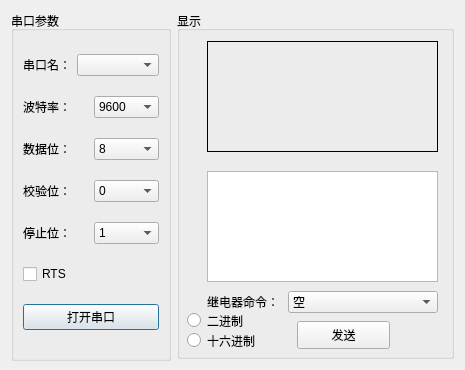
The window that serialportdialog.ui (WcksOwnCode/SensorManager_Updated) describes before a commit, drawn with Qt 5.
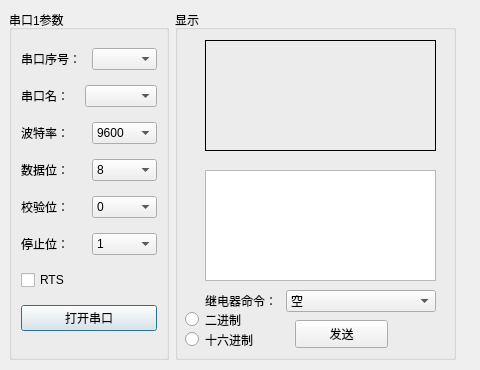
The same window after the commit.

Commit message: 3-22 fix serial port communication problems

```diff
--- a/serialportdialog.ui
+++ b/serialportdialog.ui
@@ -6,19 +6,19 @@
    <rect>
     <x>0</x>
     <y>0</y>
-    <width>465</width>
+    <width>480</width>
     <height>370</height>
    </rect>
   </property>
   <property name="minimumSize">
    <size>
-    <width>465</width>
+    <width>480</width>
     <height>370</height>
    </size>
   </property>
   <property name="maximumSize">
    <size>
-    <width>465</width>
+    <width>800</width>
     <height>370</height>
    </size>
   </property>
@@ -28,9 +28,15 @@
   <property name="windowTitle">
    <string>Dialog</string>
   </property>
-  <layout class="QGridLayout" name="gridLayout">
-   <item row="0" column="0">
     <widget class="QGroupBox" name="groupBox_5">
+   <property name="geometry">
+    <rect>
+     <x>9</x>
+     <y>10</y>
+     <width>160</width>
+     <height>350</height>
+    </rect>
+   </property>
      <property name="minimumSize">
       <size>
        <width>160</width>
@@ -44,17 +50,88 @@
       </size>
      </property>
      <property name="title">
-      <string>串口参数</string>
-     </property>
-     <layout class="QGridLayout" name="gridLayout_2">
-      <item row="1" column="0" colspan="2">
+    <string>串口1参数</string>
+   </property>
+   <layout class="QVBoxLayout" name="verticalLayout">
+    <item>
+     <layout class="QHBoxLayout" name="horizontalLayout_2">
+      <item>
+       <widget class="QLabel" name="label_7">
+        <property name="text">
+         <string>串口序号：</string>
+        </property>
+       </widget>
+      </item>
+      <item>
+       <widget class="QComboBox" name="SerialNO_comboBox">
+        <item>
+         <property name="text">
+          <string/>
+         </property>
+        </item>
+        <item>
+         <property name="text">
+          <string>串口1</string>
+         </property>
+        </item>
+        <item>
+         <property name="text">
+          <string>串口2</string>
+         </property>
+        </item>
+       </widget>
+      </item>
+     </layout>
+    </item>
+    <item>
+     <layout class="QHBoxLayout" name="horizontalLayout_3">
+      <item>
+       <widget class="QLabel" name="label_2">
+        <property name="text">
+         <string>串口名：</string>
+        </property>
+       </widget>
+      </item>
+      <item>
+       <widget class="QComboBox" name="PortName"/>
+      </item>
+     </layout>
+    </item>
+    <item>
+     <layout class="QHBoxLayout" name="horizontalLayout_4">
+      <item>
        <widget class="QLabel" name="label_3">
         <property name="text">
          <string>波特率：</string>
         </property>
        </widget>
       </item>
-      <item row="2" column="2">
+      <item>
+       <widget class="QComboBox" name="BaudRate">
+        <item>
+         <property name="text">
+          <string>9600</string>
+         </property>
+        </item>
+        <item>
+         <property name="text">
+          <string>18200</string>
+         </property>
+        </item>
+       </widget>
+      </item>
+     </layout>
+    </item>
+    <item>
+     <layout class="QHBoxLayout" name="horizontalLayout_5">
+      <item>
+       <widget class="QLabel" name="label_4">
+        <property name="text">
+         <string>数据位：</string>
+        </property>
+       </widget>
+      </item>
+      <item>
        <widget class="QComboBox" name="DataByte">
         <item>
          <property name="text">
@@ -63,35 +140,38 @@
         </item>
        </widget>
       </item>
-      <item row="5" column="0" colspan="3">
-       <widget class="QCheckBox" name="RTS_checkBox">
-        <property name="text">
-         <string>RTS</string>
-        </property>
-       </widget>
-      </item>
-      <item row="3" column="0" colspan="2">
+     </layout>
+    </item>
+    <item>
+     <layout class="QHBoxLayout" name="horizontalLayout_6">
+      <item>
        <widget class="QLabel" name="label_5">
         <property name="text">
          <string>校验位：</string>
         </property>
        </widget>
       </item>
-      <item row="4" column="0">
+      <item>
+       <widget class="QComboBox" name="ParityCheck">
+        <item>
+         <property name="text">
+          <string>0</string>
+         </property>
+        </item>
+       </widget>
+      </item>
+     </layout>
+    </item>
+    <item>
+     <layout class="QHBoxLayout" name="horizontalLayout_7">
+      <item>
        <widget class="QLabel" name="label_6">
         <property name="text">
          <string>停止位：</string>
         </property>
        </widget>
       </item>
-      <item row="2" column="0" colspan="2">
-       <widget class="QLabel" name="label_4">
-        <property name="text">
-         <string>数据位：</string>
-        </property>
-       </widget>
-      </item>
-      <item row="4" column="2">
+      <item>
        <widget class="QComboBox" name="StopBit">
         <item>
          <property name="text">
@@ -100,51 +180,33 @@
         </item>
        </widget>
       </item>
-      <item row="0" column="0">
-       <widget class="QLabel" name="label_2">
+     </layout>
+    </item>
+    <item>
+     <widget class="QCheckBox" name="RTS_checkBox">
         <property name="text">
-         <string>串口名：</string>
+       <string>RTS</string>
         </property>
        </widget>
       </item>
-      <item row="6" column="0" colspan="3">
+    <item>
        <widget class="QPushButton" name="Openserial_Button">
         <property name="text">
          <string>打开串口</string>
         </property>
        </widget>
       </item>
-      <item row="0" column="1" colspan="2">
-       <widget class="QComboBox" name="PortName"/>
-      </item>
-      <item row="1" column="2">
-       <widget class="QComboBox" name="BaudRate">
-        <item>
-         <property name="text">
-          <string>9600</string>
-         </property>
-        </item>
-        <item>
-         <property name="text">
-          <string>18200</string>
-         </property>
-        </item>
-       </widget>
-      </item>
-      <item row="3" column="2">
-       <widget class="QComboBox" name="ParityCheck">
-        <item>
-         <property name="text">
-          <string>0</string>
-         </property>
-        </item>
-       </widget>
-      </item>
-     </layout>
-    </widget>
-   </item>
-   <item row="0" column="1">
+   </layout>
+  </widget>
     <widget class="QGroupBox" name="groupBox">
+   <property name="geometry">
+    <rect>
+     <x>175</x>
+     <y>10</y>
+     <width>281</width>
+     <height>350</height>
+    </rect>
+   </property>
      <property name="title">
       <string>显示</string>
      </property>
@@ -225,7 +287,7 @@
        <string>十六进制</string>
       </property>
      </widget>
-     <widget class="QWidget" name="">
+   <widget class="QWidget" name="layoutWidget">
       <property name="geometry">
        <rect>
         <x>30</x>
@@ -408,8 +470,6 @@
       </layout>
      </widget>
     </widget>
-   </item>
-  </layout>
  </widget>
  <resources/>
  <connections/>
```
Left out of the diff: 15 changed lines with no effect on the pictures. Lines whose indentation alone changed are shown as unchanged. The commit also changes 46 other files.
